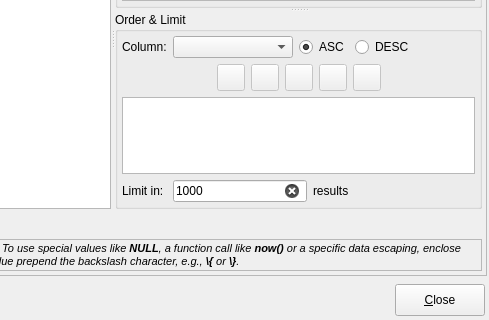
Above: libpgmodeler_ui/ui/datamanipulationform.ui from pgmodeler/pgmodeler before the change; both pictures show x 244 to 733 and y 240 to 560 of the 733 by 560 pixel window. Below: the same form after it.
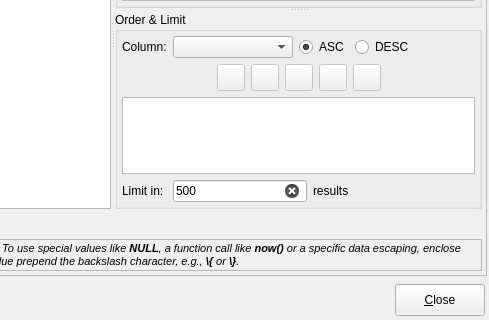
That is the form after the change. Icons and pictures are not drawn.

```diff
--- a/libpgmodeler_ui/ui/datamanipulationform.ui
+++ b/libpgmodeler_ui/ui/datamanipulationform.ui
@@ -1044,7 +1044,7 @@
               <string>000000</string>
              </property>
              <property name="text">
-              <string>1000</string>
+              <string>500</string>
              </property>
              <property name="cursorPosition">
               <number>0</number>
```
Left out of the diff: 5 changed lines with no effect on the pictures.
